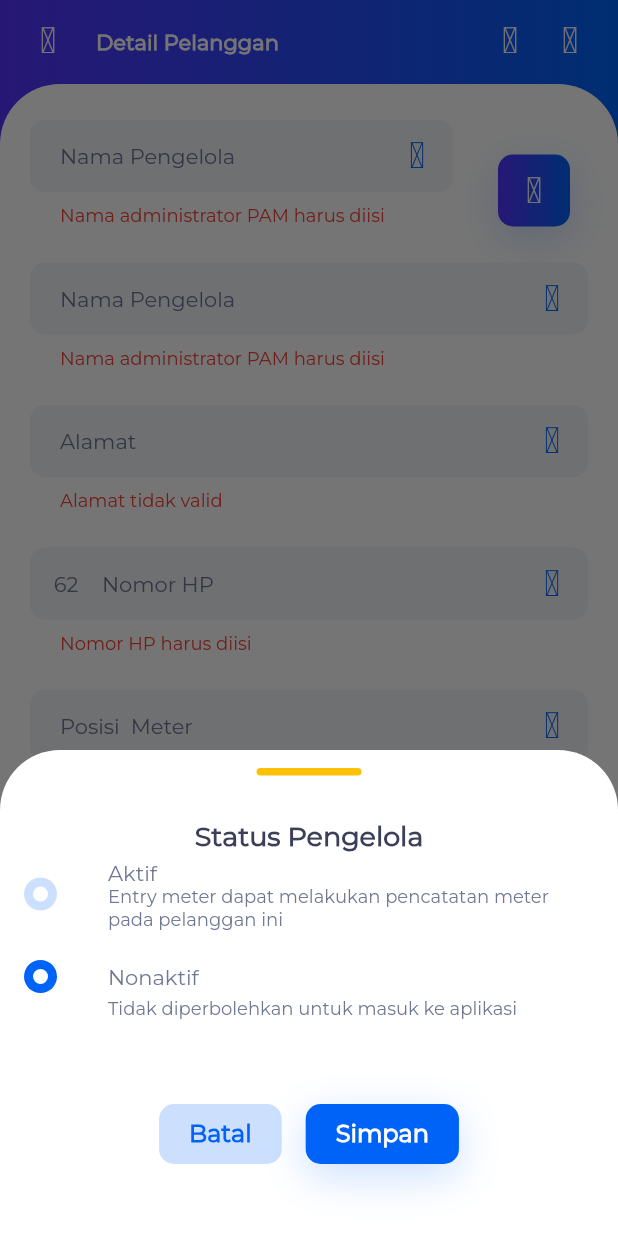
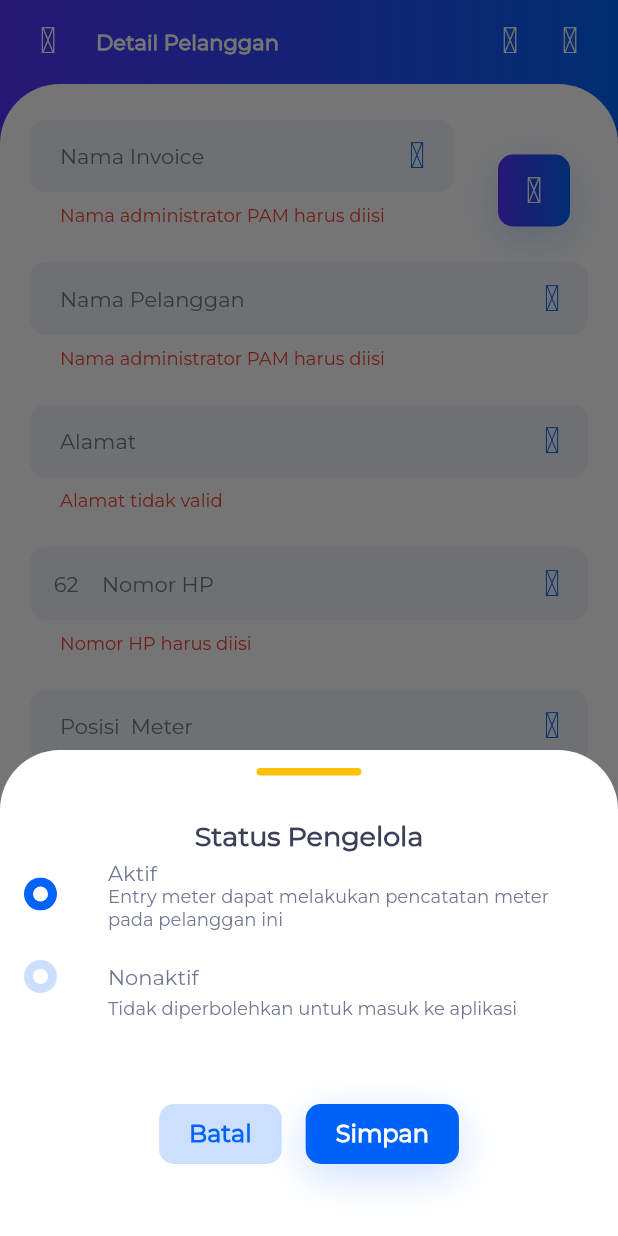
Before and after one commit to riyansutantio/airren, a Flutter app: the CustomerDetailView screen opened directly, after a tap on "Simpan", after a tap on "Status Pelanggan", on a phone screen of 412 x 824 dp. Run offline on Flutter 3.47's test engine with Material 2 defaults, Android fonts, the light colour scheme and no system bars; our stand-ins replace currency_text_input_formatter, device_preview, eva_icons_flutter, file_picker, flutter_html, flutter_svg and 12 more; missing offline and left inert: filesize, flutter_flavor, flutter_otp_timer, otp_count_down; accounts and stored records are empty; network calls fail; statements that could not run were skipped.

Commit message:
detail dan qr pelanggan

```diff
--- a/lib/app/modules/customer/views/customer_view.dart
+++ b/lib/app/modules/customer/views/customer_view.dart
@@ -130,7 +130,7 @@ class CustomerView extends GetView<CustomerController> {
                                             .cusUserResult[index].address!;
                                     int v = controller.isRadio.value =
                                         controller.cusUserResult[index].active!;
-                                    int v2 = controller.isRadiovP.value =
+                                    int v2 = controller.isRadio.value =
                                         controller.cusUserResult[index].active!;
                                     print(v);
                                     controller.meterDetailCusController.text =
@@ -310,7 +310,7 @@ class CustomerView extends GetView<CustomerController> {
           Text(
             "Tambahkan pelanggan baru melalui\n tombol biru di bawah.",
             style: GoogleFonts.montserrat(
-                fontSize: 12, color: Colors.black, fontWeight: FontWeight.w300),
+                fontSize: 12, color: HexColor('#707793'), fontWeight: FontWeight.w300),
             textAlign: TextAlign.center,
           )
         ],
--- a/lib/app/modules/customer/views/detail_customer.dart
+++ b/lib/app/modules/customer/views/detail_customer.dart
@@ -79,7 +79,15 @@ class CustomerDetailView extends GetView<CustomerController> {
                               if (!_formKey.currentState!.validate()) {
                                 return;
                               } else {
-                                // dataCustomerController.updateManagePam();
+                                dataCustomerController.updateManageCus(
+                                    name: dataCustomerController
+                                        .nameDetailController.text,
+                                    phoneNumber: dataCustomerController
+                                        .phoneDetailNumberCusController.text,
+                                    address: dataCustomerController
+                                        .addressDetailCusController.text,
+                                    meter: dataCustomerController
+                                        .meterDetailCusController.text);
                               }
                             },
                             child: const Icon(EvaIcons.checkmark,
@@ -118,7 +126,7 @@ class CustomerDetailView extends GetView<CustomerController> {
                                   suffixIcon: Icon(EvaIcons.gridOutline,
                                       color: HexColor('#0063F8')),
                                   textInputType: TextInputType.text,
-                                  hintText: 'Nama Pengelola',
+                                  hintText: 'Nama Invoice',
                                   obscureText: false,
                                   passwordVisibility: false,
                                   controller: dataCustomerController,
@@ -136,16 +144,21 @@ class CustomerDetailView extends GetView<CustomerController> {
                               ),
                             ),
                             GestureDetector(
-                              onTap:(){
-                                dataCustomerController.getPdf(dataCustomerController
-                                      .uniqueIdDetailCusController.text);
+                              onTap: () {
+                                dataCustomerController.getPdf(
+                                  dataCustomerController
+                                      .uniqueIdDetailCusController.text,
+                                  dataCustomerController
+                                      .nameDetailController.text,
+                                );
                               },
                               child: Container(
                                   decoration: BoxDecoration(
                                       boxShadow: const [
                                         BoxShadow(
                                           offset: Offset(0.0, 8.0),
-                                          color: Color.fromRGBO(0, 99, 248, 0.2),
+                                          color:
+                                              Color.fromRGBO(0, 99, 248, 0.2),
                                           blurRadius: 24,
                                         ),
                                       ],
@@ -169,7 +182,7 @@ class CustomerDetailView extends GetView<CustomerController> {
                             suffixIcon: Icon(EvaIcons.personOutline,
                                 color: HexColor('#0063F8')),
                             textInputType: TextInputType.text,
-                            hintText: 'Nama Pengelola',
+                            hintText: 'Nama Pelanggan',
                             obscureText: false,
                             passwordVisibility: false,
                             controller: dataCustomerController,
@@ -323,17 +336,19 @@ class CustomerDetailView extends GetView<CustomerController> {
                                           ),
                                         ),
                                       ),
-                                  Obx(()=>    Padding(
+                                      Obx(() => Padding(
                                             padding: const EdgeInsets.only(
-                                            top: 8.0, bottom: 8.0, left: 25.0),
+                                                top: 8.0,
+                                                bottom: 8.0,
+                                                left: 25.0),
                                             child: Text(
-                                          controller.isRadio.value == 0
+                                              controller.isRadio.value == 1
                                                   ? 'Aktif'
                                                   : 'Nonaktif',
                                               style: GoogleFonts.montserrat(
                                                 color: dataCustomerController
                                                             .isRadio.value ==
-                                                    0
+                                                        1
                                                     ? HexColor('#05C270')
                                                     : HexColor('#FF3B3B'),
                                                 fontSize: 12,
@@ -404,7 +419,7 @@ class CustomerDetailView extends GetView<CustomerController> {
                                                 ListTile(
                                                   leading: dataCustomerController
                                                               .isRadio.value ==
-                                                          0
+                                                          1
                                                       ? SvgPicture.asset(
                                                           'assets/activecustomer.svg')
                                                       : SvgPicture.asset(
@@ -433,7 +448,7 @@ class CustomerDetailView extends GetView<CustomerController> {
                                                   ),
                                                   onTap: () {
                                                     dataCustomerController
-                                                        .isRadio.value = 1;
+                                                        .isRadio.value = 0;
 
                                                     if (dataCustomerController
                                                             .isRadio.value ==
@@ -452,7 +467,7 @@ class CustomerDetailView extends GetView<CustomerController> {
                                                 ListTile(
                                                   leading: dataCustomerController
                                                               .isRadio.value ==
-                                                          1
+                                                          0
                                                       ? SvgPicture.asset(
                                                           'assets/activecustomer.svg')
                                                       : SvgPicture.asset(
@@ -481,7 +496,7 @@ class CustomerDetailView extends GetView<CustomerController> {
                                                   ),
                                                   onTap: () {
                                                     dataCustomerController
-                                                        .isRadio.value = 0;
+                                                        .isRadio.value = 1;
 
                                                     if (dataCustomerController
                                                             .isRadio.value ==
@@ -545,7 +560,6 @@ class CustomerDetailView extends GetView<CustomerController> {
                                                   ),
                                                   GestureDetector(
                                                     onTap: () {
-
                                                       Get.back();
                                                     },
                                                     child: Padding(
@@ -636,23 +650,28 @@ class CustomerDetailView extends GetView<CustomerController> {
                                               ),
                                             ),
                                           ),
-                                        Obx(()=>  Padding(
+                                          Obx(() => Padding(
                                                 padding: const EdgeInsets.only(
                                                     top: 8.0,
                                                     bottom: 8.0,
                                                     left: 25.0),
                                                 child: Text(
-                                              controller.isRadio.value == 0
+                                                  controller.isRadio.value == 1
                                                       ? 'Aktif'
                                                       : 'Nonaktif',
                                                   style: GoogleFonts.montserrat(
-                                                color: dataCustomerController
-                                                            .isRadio.value ==
-                                                        0
-                                                    ? HexColor('#05C270')
-                                                    : HexColor('#FF3B3B'),
+                                                    color:
+                                                        dataCustomerController
+                                                                    .isRadio
+                                                                    .value ==
+                                                                1
+                                                            ? HexColor(
+                                                                '#05C270')
+                                                            : HexColor(
+                                                                '#FF3B3B'),
                                                     fontSize: 12,
-                                                fontWeight: FontWeight.normal,
+                                                    fontWeight:
+                                                        FontWeight.normal,
                                                   ),
                                                 ),
                                               ))
@@ -679,8 +698,7 @@ class CustomerDetailView extends GetView<CustomerController> {
                                         'assets/deletedisable.svg'),
                                     ElevatedButton(
                                         onPressed: () {
-                                          dataCustomerController
-                                                  .isRadio.value =
+                                          dataCustomerController.isRadio.value =
                                               dataCustomerController
                                                   .isRadio.value;
                                         },
@@ -751,7 +769,12 @@ class CustomerDetailView extends GetView<CustomerController> {
           if (!_formKey.currentState!.validate()) {
             return;
           } else {
-            // dataCustomerController.addCustomers();
+            dataCustomerController.updateManageCus(
+                name: dataCustomerController.nameDetailController.text,
+                phoneNumber:
+                    dataCustomerController.phoneDetailNumberCusController.text,
+                address: dataCustomerController.addressDetailCusController.text,
+                meter: dataCustomerController.meterDetailCusController.text);
           }
         },
         child: Ink(
```
Also changed, not shown: lib/app/modules/customer/controllers/customer_controller.dart (+44 -15 lines), lib/app/modules/customer/providers/customer_provider.dart (+33 -0 lines). Lines whose indentation alone changed are shown as unchanged.
